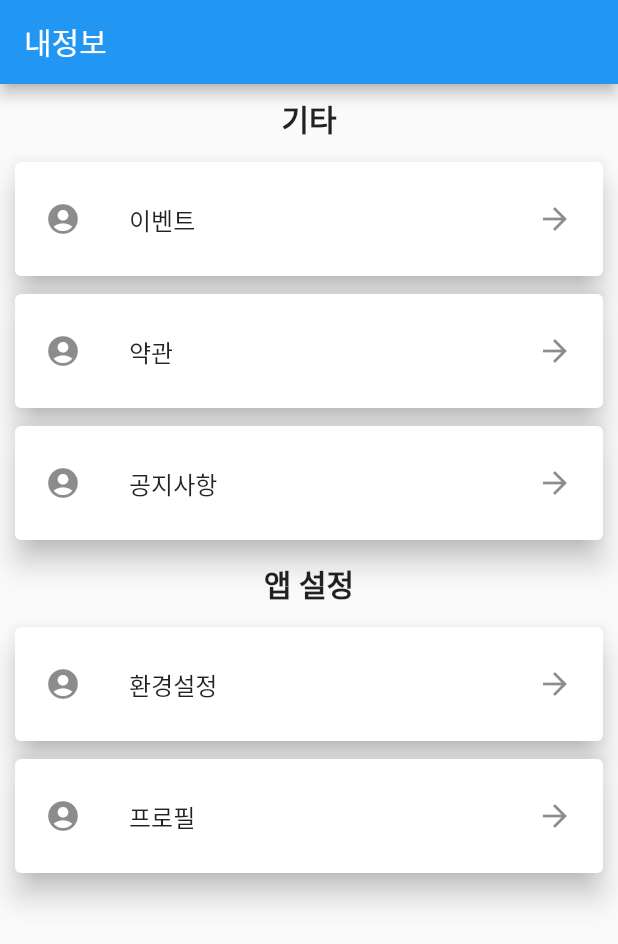
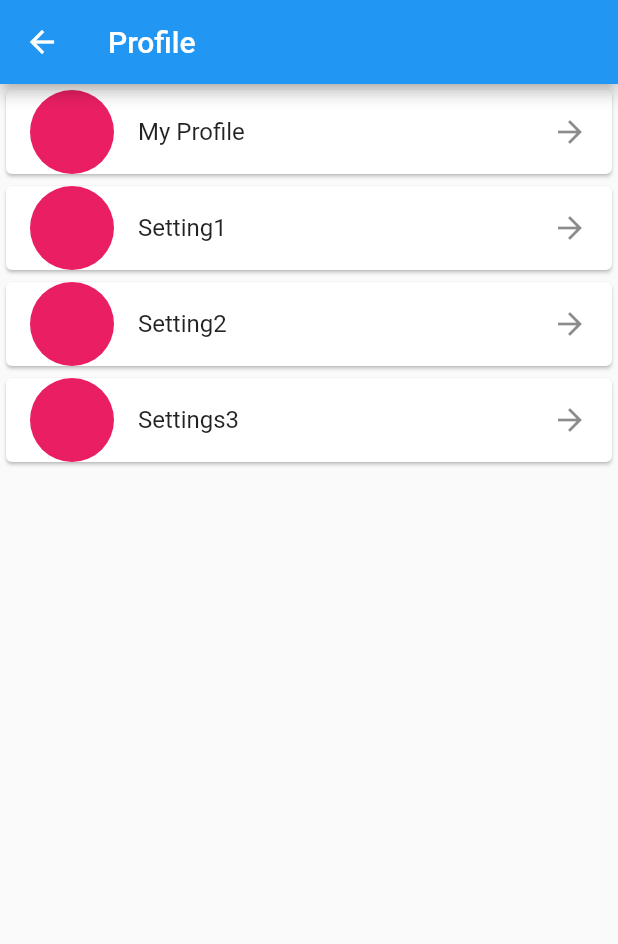
Before and after one commit to yunsuhan0107/bundle-eats, a Flutter app: the screen it shows after launch, item 4 of the bottom bar chosen, on a phone screen of 412 x 824 dp. Shown: the top 944 px of the screen. Run offline on Flutter 3.47's test engine with Material 2 defaults, Android fonts, the phone set to English and light mode, and no system bars; drawn by our look-alikes of grouped_list.

Commit message:
changed to bundle_eats

```diff
--- a/lib/app.dart
+++ b/lib/app.dart
@@ -11,7 +11,7 @@ class App extends StatelessWidget {
       home: const Home(),
       routes: {
         '/home': (context) => const Home(),
-        '/settings': (context) => const Settings(),
+        '/settings': (context) => MySettings(),
       },
     );
   }
--- a/lib/screens/settings/settings.dart
+++ b/lib/screens/settings/settings.dart
@@ -1,5 +1,6 @@
 import 'package:flutter/material.dart';
 import 'package:grouped_list/grouped_list.dart';
+import 'package:meta/meta.dart';
 
 List _elements = [
   {'name': '프로필', 'group': '앱 설정'},
@@ -9,53 +10,75 @@ List _elements = [
   {'name': '약관', 'group': '기타'},
 ];
 
-class Settings extends StatelessWidget {
-  const Settings({Key? key}) : super(key: key);
+class MySettings extends StatelessWidget {
+  List<Menus> menus = [
+    const Menus(
+      menu: 'My Profile',
+    ),
+    const Menus(
+      menu: 'Setting1',
+    ),
+    const Menus(
+      menu: 'Setting2',
+    ),
+    const Menus(
+      menu: 'Settings3',
+    ),
+  ];
+  @override
+  Widget build(BuildContext context) {
+    return Scaffold(
+        appBar: AppBar(
+          title: const Text('Profile'),
+        ),
+        body: ListView.builder(
+            itemCount: menus.length,
+            itemBuilder: (context, index) {
+              final menu = menus[index];
+              return Card(
+                child: ListTile(
+                  leading: CircleAvatar(
+                    radius: 28,
+                    backgroundColor: Colors.pink,
+                  ), //need to add image sourc
+                  title: Text(menu.menu),
+                  trailing: const Icon(Icons.arrow_forward),
+                  onTap: () {
+                    Navigator.push(
+                      context,
+                      MaterialPageRoute(
+                          builder: (context) => SpecificProfile()),
+                    );
+                  },
+                ),
+              );
+            }));
+  }
+}
+
+class Menus {
+  final String menu;
+
+  const Menus({
+    required this.menu,
+  });
+}
+
+class SpecificProfile extends StatelessWidget {
+  const SpecificProfile({super.key});
 
   @override
   Widget build(BuildContext context) {
-    return MaterialApp(
-      debugShowCheckedModeBanner: false,
-      title: 'Flutter Demo',
-      theme: ThemeData(
-        primarySwatch: Colors.blue,
+    return Scaffold(
+      appBar: AppBar(
+        title: const Text('My Profile'),
       ),
-      home: Scaffold(
-        appBar: AppBar(
-          title: const Text('내정보'),
-        ),
-        body: GroupedListView<dynamic, String>(
-          elements: _elements,
-          groupBy: (element) => element['group'],
-          groupComparator: (value1, value2) => value2.compareTo(value1),
-          itemComparator: (item1, item2) =>
-              item1['name'].compareTo(item2['name']),
-          order: GroupedListOrder.DESC,
-          useStickyGroupSeparators: true,
-          groupSeparatorBuilder: (String value) => Padding(
-            padding: const EdgeInsets.all(8.0),
-            child: Text(
-              value,
-              textAlign: TextAlign.center,
-              style: const TextStyle(fontSize: 20, fontWeight: FontWeight.bold),
-            ),
-          ),
-          itemBuilder: (c, element) {
-            return Card(
-              elevation: 8.0,
-              margin:
-                  const EdgeInsets.symmetric(horizontal: 10.0, vertical: 6.0),
-              child: SizedBox(
-                child: ListTile(
-                  contentPadding: const EdgeInsets.symmetric(
-                      horizontal: 20.0, vertical: 10.0),
-                  leading: const Icon(Icons.account_circle),
-                  title: Text(element['name']),
-                  trailing: const Icon(Icons.arrow_forward),
-                ),
-              ),
-            );
+      body: Center(
+        child: ElevatedButton(
+          onPressed: () {
+            Navigator.pop(context); // Navigate back to first route when tapped.
           },
+          child: const Text('Go back!'),
         ),
       ),
     );
```
